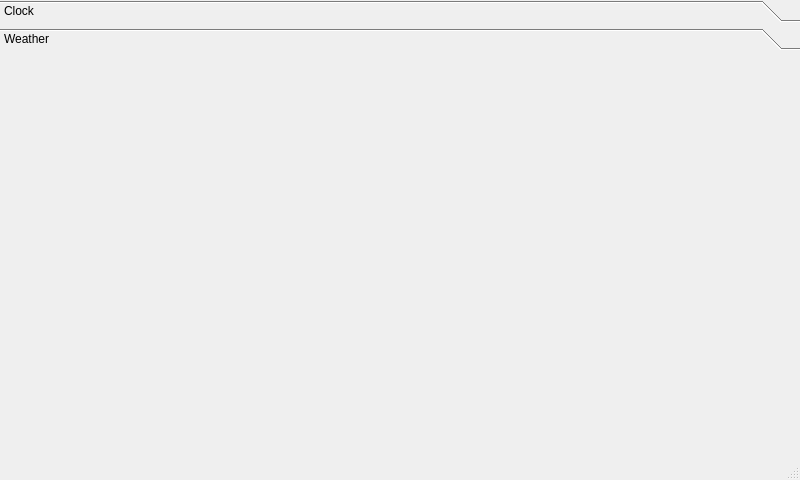
Old version of the form ui_base_files/alarmclock.ui in the repository ajmcateer/RaspberryAlarm.
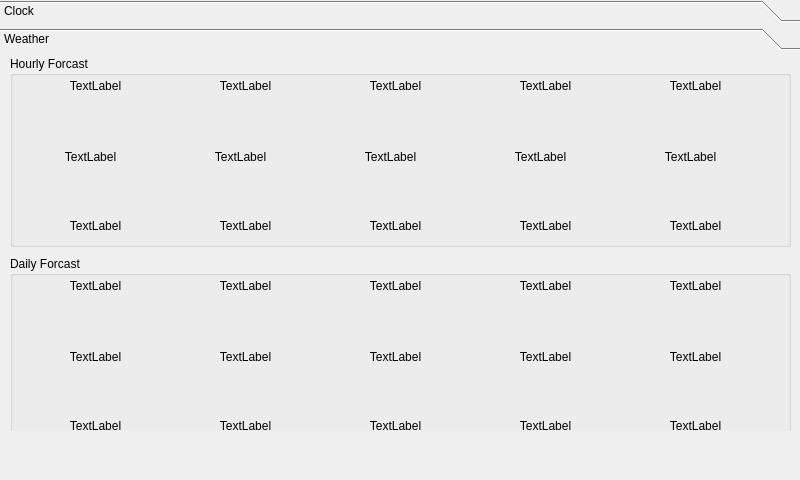
New version of the form. The open tabs and pages were chosen to show the change.

The edit to the form file:
```diff
--- a/ui_base_files/alarmclock.ui
+++ b/ui_base_files/alarmclock.ui
@@ -134,20 +134,560 @@
      <attribute name="label">
       <string>Weather</string>
      </attribute>
+     <widget class="QGroupBox" name="groupBox">
+      <property name="geometry">
+       <rect>
+        <x>10</x>
+        <y>0</y>
+        <width>781</width>
+        <height>191</height>
+       </rect>
+      </property>
+      <property name="autoFillBackground">
+       <bool>true</bool>
+      </property>
+      <property name="title">
+       <string>Hourly Forcast</string>
+      </property>
+      <property name="flat">
+       <bool>false</bool>
+      </property>
+      <property name="checkable">
+       <bool>false</bool>
+      </property>
+      <widget class="QLabel" name="lblHour1Icon">
+       <property name="geometry">
+        <rect>
+         <x>20</x>
+         <y>50</y>
+         <width>121</width>
+         <height>101</height>
+        </rect>
+       </property>
+       <property name="text">
+        <string>TextLabel</string>
+       </property>
+       <property name="scaledContents">
+        <bool>true</bool>
+       </property>
+       <property name="alignment">
+        <set>Qt::AlignCenter</set>
+       </property>
+      </widget>
+      <widget class="QLabel" name="lblHour2Icon">
+       <property name="geometry">
+        <rect>
+         <x>170</x>
+         <y>50</y>
+         <width>121</width>
+         <height>101</height>
+        </rect>
+       </property>
+       <property name="text">
+        <string>TextLabel</string>
+       </property>
+       <property name="scaledContents">
+        <bool>true</bool>
+       </property>
+       <property name="alignment">
+        <set>Qt::AlignCenter</set>
+       </property>
+      </widget>
+      <widget class="QLabel" name="lblHour3Icon">
+       <property name="geometry">
+        <rect>
+         <x>320</x>
+         <y>50</y>
+         <width>121</width>
+         <height>101</height>
+        </rect>
+       </property>
+       <property name="text">
+        <string>TextLabel</string>
+       </property>
+       <property name="scaledContents">
+        <bool>true</bool>
+       </property>
+       <property name="alignment">
+        <set>Qt::AlignCenter</set>
+       </property>
+      </widget>
+      <widget class="QLabel" name="lblHour4Icon">
+       <property name="geometry">
+        <rect>
+         <x>470</x>
+         <y>50</y>
+         <width>121</width>
+         <height>101</height>
+        </rect>
+       </property>
+       <property name="text">
+        <string>TextLabel</string>
+       </property>
+       <property name="scaledContents">
+        <bool>true</bool>
+       </property>
+       <property name="alignment">
+        <set>Qt::AlignCenter</set>
+       </property>
+      </widget>
+      <widget class="QLabel" name="lblHour5Icon">
+       <property name="geometry">
+        <rect>
+         <x>620</x>
+         <y>50</y>
+         <width>121</width>
+         <height>101</height>
+        </rect>
+       </property>
+       <property name="text">
+        <string>TextLabel</string>
+       </property>
+       <property name="scaledContents">
+        <bool>true</bool>
+       </property>
+       <property name="alignment">
+        <set>Qt::AlignCenter</set>
+       </property>
+      </widget>
+      <widget class="QLabel" name="lblHour1Temp">
+       <property name="geometry">
+        <rect>
+         <x>20</x>
+         <y>160</y>
+         <width>131</width>
+         <height>20</height>
+        </rect>
+       </property>
+       <property name="text">
+        <string>TextLabel</string>
+       </property>
+       <property name="alignment">
+        <set>Qt::AlignCenter</set>
+       </property>
+      </widget>
+      <widget class="QLabel" name="lblHour2Temp">
+       <property name="geometry">
+        <rect>
+         <x>170</x>
+         <y>160</y>
+         <width>131</width>
+         <height>20</height>
+        </rect>
+       </property>
+       <property name="text">
+        <string>TextLabel</string>
+       </property>
+       <property name="alignment">
+        <set>Qt::AlignCenter</set>
+       </property>
+      </widget>
+      <widget class="QLabel" name="lblHour3Temp">
+       <property name="geometry">
+        <rect>
+         <x>320</x>
+         <y>160</y>
+         <width>131</width>
+         <height>20</height>
+        </rect>
+       </property>
+       <property name="text">
+        <string>TextLabel</string>
+       </property>
+       <property name="alignment">
+        <set>Qt::AlignCenter</set>
+       </property>
+      </widget>
+      <widget class="QLabel" name="lblHour4Temp">
+       <property name="geometry">
+        <rect>
+         <x>470</x>
+         <y>160</y>
+         <width>131</width>
+         <height>20</height>
+        </rect>
+       </property>
+       <property name="text">
+        <string>TextLabel</string>
+       </property>
+       <property name="alignment">
+        <set>Qt::AlignCenter</set>
+       </property>
+      </widget>
+      <widget class="QLabel" name="lblHour5Temp">
+       <property name="geometry">
+        <rect>
+         <x>620</x>
+         <y>160</y>
+         <width>131</width>
+         <height>20</height>
+        </rect>
+       </property>
+       <property name="text">
+        <string>TextLabel</string>
+       </property>
+       <property name="alignment">
+        <set>Qt::AlignCenter</set>
+       </property>
+      </widget>
+      <widget class="QLabel" name="lblHour5Time">
+       <property name="geometry">
+        <rect>
+         <x>620</x>
+         <y>20</y>
+         <width>131</width>
+         <height>20</height>
+        </rect>
+       </property>
+       <property name="text">
+        <string>TextLabel</string>
+       </property>
+       <property name="alignment">
+        <set>Qt::AlignCenter</set>
+       </property>
+      </widget>
+      <widget class="QLabel" name="lblHour4Time">
+       <property name="geometry">
+        <rect>
+         <x>470</x>
+         <y>20</y>
+         <width>131</width>
+         <height>20</height>
+        </rect>
+       </property>
+       <property name="text">
+        <string>TextLabel</string>
+       </property>
+       <property name="alignment">
+        <set>Qt::AlignCenter</set>
+       </property>
+      </widget>
+      <widget class="QLabel" name="lblHour2Time">
+       <property name="geometry">
+        <rect>
+         <x>170</x>
+         <y>20</y>
+         <width>131</width>
+         <height>20</height>
+        </rect>
+       </property>
+       <property name="text">
+        <string>TextLabel</string>
+       </property>
+       <property name="alignment">
+        <set>Qt::AlignCenter</set>
+       </property>
+      </widget>
+      <widget class="QLabel" name="lblHour3Time">
+       <property name="geometry">
+        <rect>
+         <x>320</x>
+         <y>20</y>
+         <width>131</width>
+         <height>20</height>
+        </rect>
+       </property>
+       <property name="text">
+        <string>TextLabel</string>
+       </property>
+       <property name="alignment">
+        <set>Qt::AlignCenter</set>
+       </property>
+      </widget>
+      <widget class="QLabel" name="lblHour1Time">
+       <property name="geometry">
+        <rect>
+         <x>20</x>
+         <y>20</y>
+         <width>131</width>
+         <height>20</height>
+        </rect>
+       </property>
+       <property name="text">
+        <string>TextLabel</string>
+       </property>
+       <property name="alignment">
+        <set>Qt::AlignCenter</set>
+       </property>
+      </widget>
+     </widget>
+     <widget class="QGroupBox" name="groupBox_2">
+      <property name="geometry">
+       <rect>
+        <x>10</x>
+        <y>200</y>
+        <width>781</width>
+        <height>191</height>
+       </rect>
+      </property>
+      <property name="autoFillBackground">
+       <bool>true</bool>
+      </property>
+      <property name="title">
+       <string>Daily Forcast</string>
+      </property>
+      <property name="flat">
+       <bool>false</bool>
+      </property>
+      <widget class="QLabel" name="lblDaily1Icon">
+       <property name="geometry">
+        <rect>
+         <x>20</x>
+         <y>50</y>
+         <width>131</width>
+         <height>101</height>
+        </rect>
+       </property>
+       <property name="text">
+        <string>TextLabel</string>
+       </property>
+       <property name="scaledContents">
+        <bool>true</bool>
+       </property>
+       <property name="alignment">
+        <set>Qt::AlignCenter</set>
+       </property>
+      </widget>
+      <widget class="QLabel" name="lblDaily2Icon">
+       <property name="geometry">
+        <rect>
+         <x>170</x>
+         <y>50</y>
+         <width>131</width>
+         <height>101</height>
+        </rect>
+       </property>
+       <property name="text">
+        <string>TextLabel</string>
+       </property>
+       <property name="scaledContents">
+        <bool>true</bool>
+       </property>
+       <property name="alignment">
+        <set>Qt::AlignCenter</set>
+       </property>
+      </widget>
+      <widget class="QLabel" name="lblDaily3Icon">
+       <property name="geometry">
+        <rect>
+         <x>320</x>
+         <y>50</y>
+         <width>131</width>
+         <height>101</height>
+        </rect>
+       </property>
+       <property name="text">
+        <string>TextLabel</string>
+       </property>
+       <property name="scaledContents">
+        <bool>true</bool>
+       </property>
+       <property name="alignment">
+        <set>Qt::AlignCenter</set>
+       </property>
+      </widget>
+      <widget class="QLabel" name="lblDaily4Icon">
+       <property name="geometry">
+        <rect>
+         <x>470</x>
+         <y>50</y>
+         <width>131</width>
+         <height>101</height>
+        </rect>
+       </property>
+       <property name="text">
+        <string>TextLabel</string>
+       </property>
+       <property name="scaledContents">
+        <bool>true</bool>
+       </property>
+       <property name="alignment">
+        <set>Qt::AlignCenter</set>
+       </property>
+      </widget>
+      <widget class="QLabel" name="lblDaily5Icon">
+       <property name="geometry">
+        <rect>
+         <x>620</x>
+         <y>50</y>
+         <width>131</width>
+         <height>101</height>
+        </rect>
+       </property>
+       <property name="text">
+        <string>TextLabel</string>
+       </property>
+       <property name="scaledContents">
+        <bool>true</bool>
+       </property>
+       <property name="alignment">
+        <set>Qt::AlignCenter</set>
+       </property>
+      </widget>
+      <widget class="QLabel" name="lblDaily1Temp">
+       <property name="geometry">
+        <rect>
+         <x>20</x>
+         <y>160</y>
+         <width>131</width>
+         <height>20</height>
+        </rect>
+       </property>
+       <property name="text">
+        <string>TextLabel</string>
+       </property>
+       <property name="alignment">
+        <set>Qt::AlignCenter</set>
+       </property>
+      </widget>
+      <widget class="QLabel" name="lblDaily2Temp">
+       <property name="geometry">
+        <rect>
+         <x>170</x>
+         <y>160</y>
+         <width>131</width>
+         <height>20</height>
+        </rect>
+       </property>
+       <property name="text">
+        <string>TextLabel</string>
+       </property>
+       <property name="alignment">
+        <set>Qt::AlignCenter</set>
+       </property>
+      </widget>
+      <widget class="QLabel" name="lblDaily3Temp">
+       <property name="geometry">
+        <rect>
+         <x>320</x>
+         <y>160</y>
+         <width>131</width>
+         <height>20</height>
+        </rect>
+       </property>
+       <property name="text">
+        <string>TextLabel</string>
+       </property>
+       <property name="alignment">
+        <set>Qt::AlignCenter</set>
+       </property>
+      </widget>
+      <widget class="QLabel" name="lblDaily4Temp">
+       <property name="geometry">
+        <rect>
+         <x>470</x>
+         <y>160</y>
+         <width>131</width>
+         <height>20</height>
+        </rect>
+       </property>
+       <property name="text">
+        <string>TextLabel</string>
+       </property>
+       <property name="alignment">
+        <set>Qt::AlignCenter</set>
+       </property>
+      </widget>
+      <widget class="QLabel" name="lblDaily5Temp">
+       <property name="geometry">
+        <rect>
+         <x>620</x>
+         <y>160</y>
+         <width>131</width>
+         <height>20</height>
+        </rect>
+       </property>
+       <property name="text">
+        <string>TextLabel</string>
+       </property>
+       <property name="alignment">
+        <set>Qt::AlignCenter</set>
+       </property>
+      </widget>
+      <widget class="QLabel" name="lblDaily1Time">
+       <property name="geometry">
+        <rect>
+         <x>20</x>
+         <y>20</y>
+         <width>131</width>
+         <height>20</height>
+        </rect>
+       </property>
+       <property name="text">
+        <string>TextLabel</string>
+       </property>
+       <property name="alignment">
+        <set>Qt::AlignCenter</set>
+       </property>
+      </widget>
+      <widget class="QLabel" name="lblDaily2Time">
+       <property name="geometry">
+        <rect>
+         <x>170</x>
+         <y>20</y>
+         <width>131</width>
+         <height>20</height>
+        </rect>
+       </property>
+       <property name="text">
+        <string>TextLabel</string>
+       </property>
+       <property name="alignment">
+        <set>Qt::AlignCenter</set>
+       </property>
+      </widget>
+      <widget class="QLabel" name="lblDaily3Time">
+       <property name="geometry">
+        <rect>
+         <x>320</x>
+         <y>20</y>
+         <width>131</width>
+         <height>20</height>
+        </rect>
+       </property>
+       <property name="text">
+        <string>TextLabel</string>
+       </property>
+       <property name="alignment">
+        <set>Qt::AlignCenter</set>
+       </property>
+      </widget>
+      <widget class="QLabel" name="lblDaily4Time">
+       <property name="geometry">
+        <rect>
+         <x>470</x>
+         <y>20</y>
+         <width>131</width>
+         <height>20</height>
+        </rect>
+       </property>
+       <property name="text">
+        <string>TextLabel</string>
+       </property>
+       <property name="alignment">
+        <set>Qt::AlignCenter</set>
+       </property>
+      </widget>
+      <widget class="QLabel" name="lblDaily5Time">
+       <property name="geometry">
+        <rect>
+         <x>620</x>
+         <y>20</y>
+         <width>131</width>
+         <height>20</height>
+        </rect>
+       </property>
+       <property name="text">
+        <string>TextLabel</string>
+       </property>
+       <property name="alignment">
+        <set>Qt::AlignCenter</set>
+       </property>
+      </widget>
+     </widget>
     </widget>
    </widget>
   </widget>
-  <widget class="QMenuBar" name="menubar">
-   <property name="geometry">
-    <rect>
-     <x>0</x>
-     <y>0</y>
-     <width>800</width>
-     <height>21</height>
-    </rect>
-   </property>
-  </widget>
-  <widget class="QStatusBar" name="statusbar"/>
  </widget>
  <resources/>
  <connections/>
```
Left out of the diff: 82 changed lines with no effect on the pictures.
